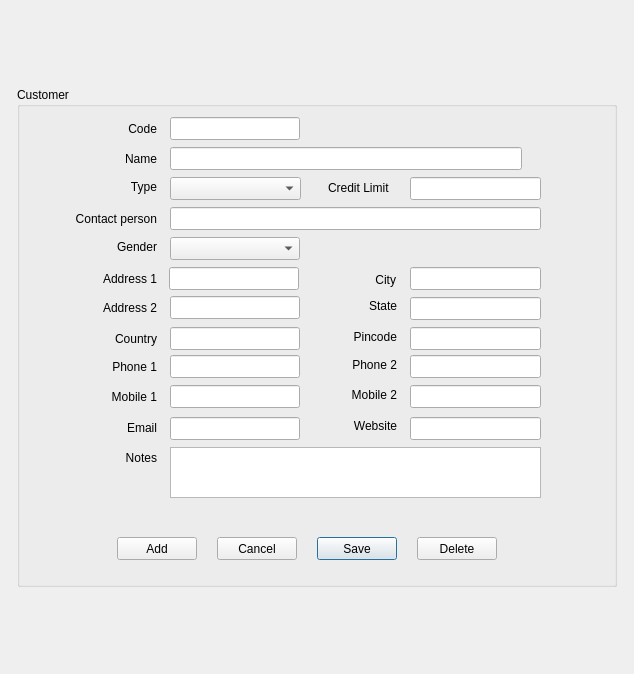
Before: the Qt Designer form src/customerform.ui in thamizha/angadi, drawn with Qt 5.
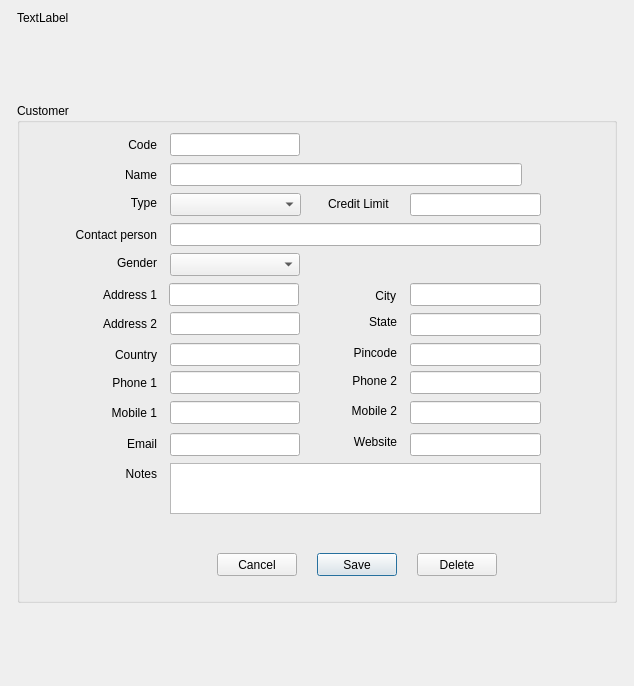
After: the same form once the commit is applied.

Commit message: text box changed to label, save button updated and lssbar updated to move out of search

```diff
--- a/src/customerform.ui
+++ b/src/customerform.ui
@@ -7,7 +7,7 @@
     <x>0</x>
     <y>0</y>
     <width>634</width>
-    <height>634</height>
+    <height>686</height>
    </rect>
   </property>
   <property name="minimumSize">
@@ -38,15 +38,21 @@
      <item>
       <layout class="QVBoxLayout" name="verticalLayout">
        <item>
-        <widget class="QTextEdit" name="flashMsgUp">
+        <widget class="QLabel" name="flashMsgUp">
          <property name="maximumSize">
           <size>
            <width>600</width>
-           <height>80</height>
+           <height>16777215</height>
           </size>
          </property>
-         <property name="styleSheet">
-          <string notr="true">background:transparent;	</string>
+         <property name="text">
+          <string>TextLabel</string>
+         </property>
+         <property name="scaledContents">
+          <bool>true</bool>
+         </property>
+         <property name="wordWrap">
+          <bool>true</bool>
          </property>
         </widget>
        </item>
@@ -415,19 +421,6 @@
            </rect>
           </property>
          </widget>
-         <widget class="QPushButton" name="pushButtonAdd">
-          <property name="geometry">
-           <rect>
-            <x>100</x>
-            <y>450</y>
-            <width>80</width>
-            <height>23</height>
-           </rect>
-          </property>
-          <property name="text">
-           <string>Add</string>
-          </property>
-         </widget>
          <widget class="QLabel" name="label_13">
           <property name="geometry">
            <rect>
@@ -755,19 +748,6 @@
          </property>
         </spacer>
        </item>
-       <item>
-        <widget class="QTextEdit" name="flashMsgDown">
-         <property name="maximumSize">
-          <size>
-           <width>600</width>
-           <height>80</height>
-          </size>
-         </property>
-         <property name="styleSheet">
-          <string notr="true">background:transparent;</string>
-         </property>
-        </widget>
-       </item>
       </layout>
      </item>
      <item>
```
The commit also changes 7 other files.
